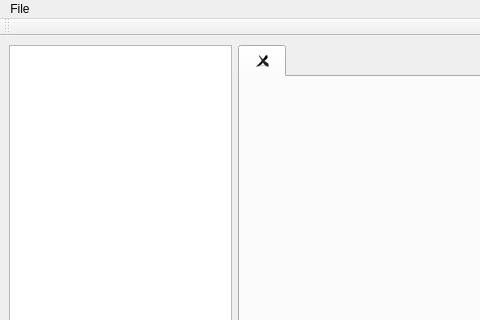
This is gui_designer/ideas4all_city_simulator_gui.ui in onaycan/3dCity_LOD1_rep as Qt 5 draws it before an edit; both pictures show x 0 to 480 and y 0 to 320 of the 917 by 851 pixel window. The edited form follows.
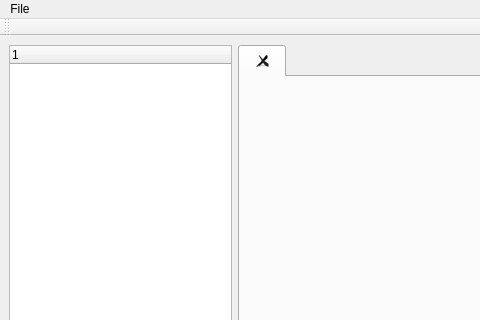
This is the edited form.

```diff
--- a/gui_designer/ideas4all_city_simulator_gui.ui
+++ b/gui_designer/ideas4all_city_simulator_gui.ui
@@ -28,13 +28,18 @@
    </property>
    <layout class="QHBoxLayout" name="horizontalLayout_2">
     <item>
-     <widget class="QTreeView" name="treeView">
+     <widget class="QTreeWidget" name="treeWidget">
       <property name="sizePolicy">
        <sizepolicy hsizetype="Expanding" vsizetype="Expanding">
         <horstretch>2</horstretch>
         <verstretch>0</verstretch>
        </sizepolicy>
       </property>
+      <column>
+       <property name="text">
+        <string notr="true">1</string>
+       </property>
+      </column>
      </widget>
     </item>
     <item>
```
